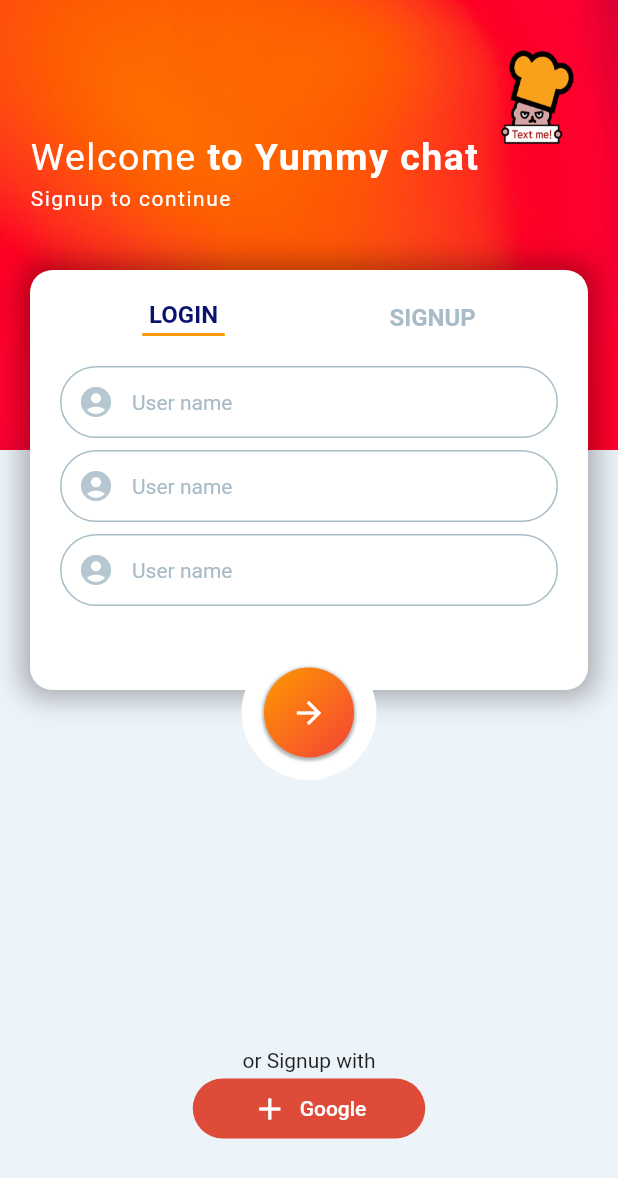
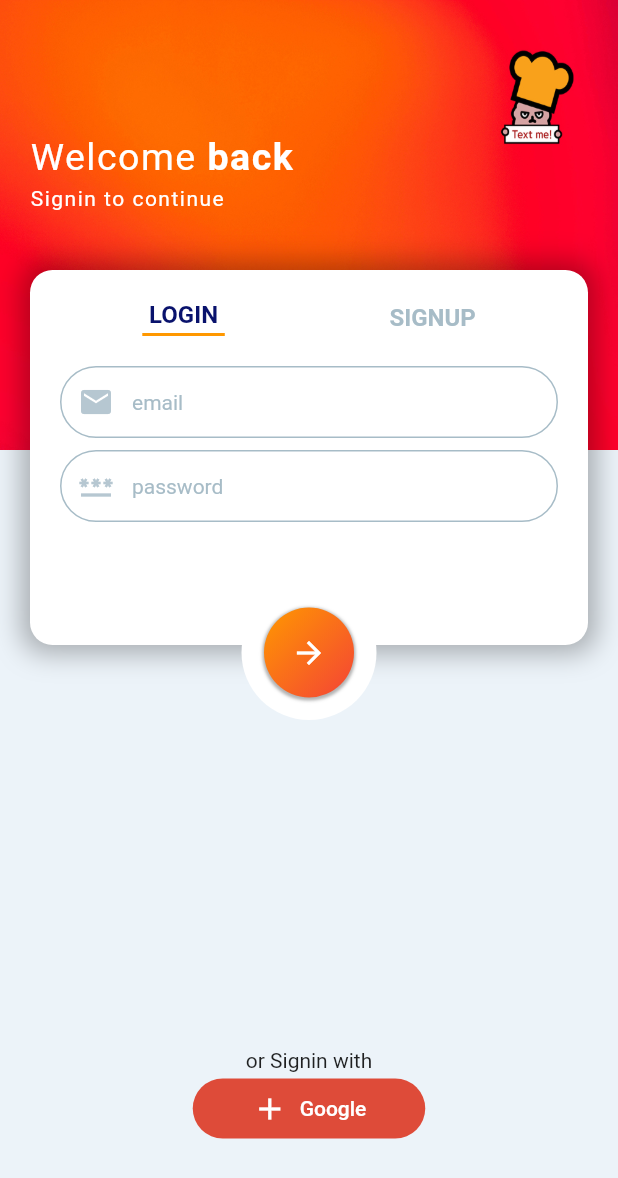
Before and after one commit to JongReulk/chatting_app_using_fb, a Flutter app: the screen it shows after launch, after a tap on "LOGIN", on a phone screen of 412 x 824 dp. Shown: the top 1178 px of the screen. Run offline on Flutter 3.47's test engine with Material 2 defaults, Android fonts, the phone set to English and light mode, and no system bars.

Commit message:
Login SignUp 변환 시 변환Animation 및 텍스트, 컨테이너 크기 변경 추가

```diff
--- a/lib/screens/main_screen.dart
+++ b/lib/screens/main_screen.dart
@@ -23,7 +23,7 @@ class _LoginSignUpScreenState extends State<LoginSignUpScreen> {
             left: 0,
             child: Container(
               height: 300,
-              decoration: BoxDecoration(
+              decoration: const BoxDecoration(
                 image: DecorationImage(
                   image: AssetImage('image/red.jpg'),
                   fit: BoxFit.fill,
@@ -38,14 +38,14 @@ class _LoginSignUpScreenState extends State<LoginSignUpScreen> {
                       RichText(
                         text: TextSpan(
                           text: 'Welcome',
-                          style: TextStyle(
+                          style: const TextStyle(
                               letterSpacing: 1.0,
                               fontSize: 25,
                               color: Colors.white),
                           children: [
                             TextSpan(
-                              text: ' to Yummy chat',
-                              style: TextStyle(
+                              text: isSignupScreen? ' to Yummy chat' : ' back',
+                              style: const TextStyle(
                                   letterSpacing: 1.0,
                                   fontSize: 25,
                                   color: Colors.white,
@@ -54,12 +54,12 @@ class _LoginSignUpScreenState extends State<LoginSignUpScreen> {
                           ],
                         ),
                       ),
-                      SizedBox(
+                      const SizedBox(
                         height: 5.0,
                       ),
                       Text(
-                        'Signup to continue',
-                        style: TextStyle(
+                        isSignupScreen? 'Signup to continue' : 'Signin to continue',
+                        style: const TextStyle(
                           letterSpacing: 1.0,
                           color: Colors.white,
                         ),
@@ -71,11 +71,15 @@ class _LoginSignUpScreenState extends State<LoginSignUpScreen> {
             ),
           ),
           //배경을 위한 Positioned
-          Positioned(
+          AnimatedPositioned(
+            duration: Duration(milliseconds: 500),
+            curve: Curves.easeIn,
             top: 180,
-            child: Container(
+            child: AnimatedContainer(
+              duration: Duration(milliseconds: 500),
+              curve: Curves.easeIn,
               padding: const EdgeInsets.all(20),
-              height: 280,
+              height: isSignupScreen? 280 : 250,
               width: MediaQuery.of(context).size.width - 40,
               margin: const EdgeInsets.symmetric(horizontal: 20),
               decoration: BoxDecoration(
@@ -148,6 +152,7 @@ class _LoginSignUpScreenState extends State<LoginSignUpScreen> {
                       ),
                     ],
                   ),
+                  if(isSignupScreen)
                   Container(
                     margin: const EdgeInsets.only(top: 20),
                     child: Form(
@@ -195,7 +200,7 @@ class _LoginSignUpScreenState extends State<LoginSignUpScreen> {
                           TextFormField(
                             decoration: const InputDecoration(
                               prefixIcon: Icon(
-                                Icons.account_circle,
+                                Icons.email,
                                 color: Palette.iconColor,
                               ),
                               // 초기상태 border
@@ -220,7 +225,7 @@ class _LoginSignUpScreenState extends State<LoginSignUpScreen> {
                                   ),
                                 ),
                               ),
-                              hintText: 'User name',
+                              hintText: 'email',
                               hintStyle: TextStyle(
                                 fontSize: 14,
                                 color: Palette.textColor1,
@@ -234,7 +239,7 @@ class _LoginSignUpScreenState extends State<LoginSignUpScreen> {
                           TextFormField(
                             decoration: const InputDecoration(
                               prefixIcon: Icon(
-                                Icons.account_circle,
+                                Icons.password,
                                 color: Palette.iconColor,
                               ),
                               // 초기상태 border
@@ -259,7 +264,92 @@ class _LoginSignUpScreenState extends State<LoginSignUpScreen> {
                                   ),
                                 ),
                               ),
-                              hintText: 'User name',
+                              hintText: 'password',
+                              hintStyle: TextStyle(
+                                fontSize: 14,
+                                color: Palette.textColor1,
+                              ),
+                              contentPadding: EdgeInsets.all(10),
+                            ),
+                          ),
+                        ],
+                      ),
+                    ),
+                  ),
+                  if(!isSignupScreen)
+                  Container(
+                    margin: EdgeInsets.only(top: 20),
+                    child: Form(
+                      child: Column(
+                        children: [
+                          TextFormField(
+                            decoration: const InputDecoration(
+                              prefixIcon: Icon(
+                                Icons.email,
+                                color: Palette.iconColor,
+                              ),
+                              // 초기상태 border
+                              enabledBorder: OutlineInputBorder(
+                                borderSide: BorderSide(
+                                  color: Palette.textColor1,
+                                ),
+                                borderRadius: BorderRadius.all(
+                                  Radius.circular(
+                                    (35),
+                                  ),
+                                ),
+                              ),
+                              // 포커스가 되었을 때 border
+                              focusedBorder: OutlineInputBorder(
+                                borderSide: BorderSide(
+                                  color: Palette.textColor1,
+                                ),
+                                borderRadius: BorderRadius.all(
+                                  Radius.circular(
+                                    (35),
+                                  ),
+                                ),
+                              ),
+                              hintText: 'email',
+                              hintStyle: TextStyle(
+                                fontSize: 14,
+                                color: Palette.textColor1,
+                              ),
+                              contentPadding: EdgeInsets.all(10),
+                            ),
+                          ),
+                          const SizedBox(
+                            height: 8,
+                          ),
+                          TextFormField(
+                            decoration: const InputDecoration(
+                              prefixIcon: Icon(
+                                Icons.password,
+                                color: Palette.iconColor,
+                              ),
+                              // 초기상태 border
+                              enabledBorder: OutlineInputBorder(
+                                borderSide: BorderSide(
+                                  color: Palette.textColor1,
+                                ),
+                                borderRadius: BorderRadius.all(
+                                  Radius.circular(
+                                    (35),
+                                  ),
+                                ),
+                              ),
+                              // 포커스가 되었을 때 border
+                              focusedBorder: OutlineInputBorder(
+                                borderSide: BorderSide(
+                                  color: Palette.textColor1,
+                                ),
+                                borderRadius: BorderRadius.all(
+                                  Radius.circular(
+                                    (35),
+                                  ),
+                                ),
+                              ),
+                              hintText: 'password',
                               hintStyle: TextStyle(
                                 fontSize: 14,
                                 color: Palette.textColor1,
@@ -276,8 +366,10 @@ class _LoginSignUpScreenState extends State<LoginSignUpScreen> {
             ),
           ),
           //텍스트 폼 필드를 위한 Positioned
-          Positioned(
-            top: 430,
+          AnimatedPositioned(
+            duration: Duration(milliseconds: 500),
+            curve: Curves.easeIn,
+            top: isSignupScreen? 430 : 390,
             right: 0,
             left: 0,
             child: Center(
@@ -321,7 +413,7 @@ class _LoginSignUpScreenState extends State<LoginSignUpScreen> {
             right: 0,
             child: Column(
               children: [
-                Text('or Signup with'),
+                Text(isSignupScreen? 'or Signup with' : 'or Signin with'),
                 TextButton.icon(
                     onPressed: (){
 
@@ -339,6 +431,7 @@ class _LoginSignUpScreenState extends State<LoginSignUpScreen> {
               ],
             ),
           ),
+          //구글 로그인을 위한 Positioned
         ],
       ),
     );
```
